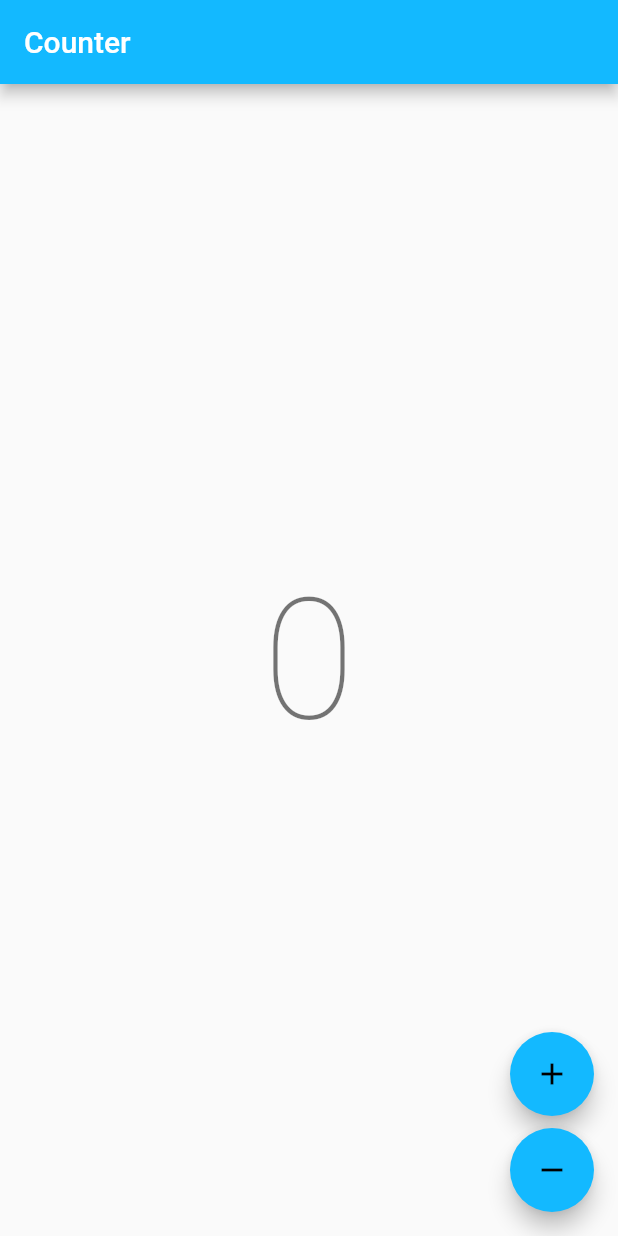
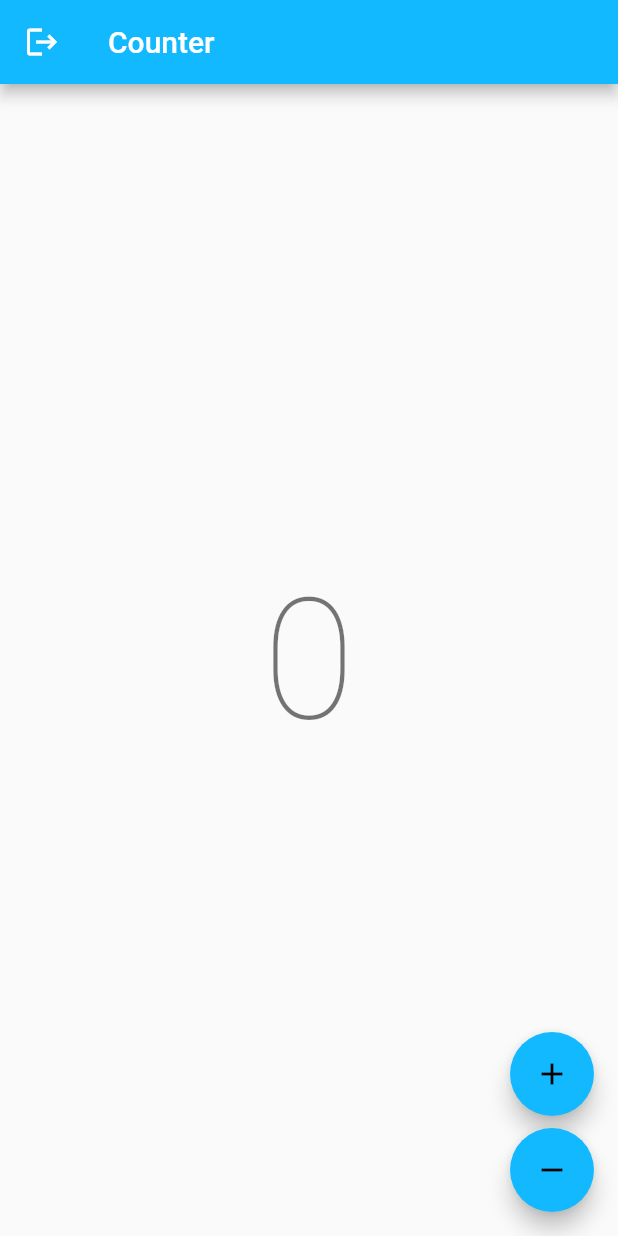
Before and after one commit to yuruyuri16/test_app1, a Flutter app: the screen it shows after launch, after a tap on "Log in", on a phone screen of 412 x 824 dp. Run offline on Flutter 3.47's test engine with Material 2 defaults, Android fonts, the phone set to English and light mode, and no system bars; our stand-ins replace bloc, equatable, flutter_bloc, go_router; generated files the repository leaves out were written again.

Commit message:
added logout

```diff
--- a/lib/app/routes/routes.dart
+++ b/lib/app/routes/routes.dart
@@ -16,7 +16,9 @@ GoRouter router(AuthCubit cubit) {
 
       return null;
     },
-    refreshListenable: GoRouterRefreshStream(cubit.stream),
+    refreshListenable: GoRouterRefreshStream(
+      cubit.stream.map((event) => event.status).distinct(),
+    ),
     routes: <GoRoute>[
       GoRoute(path: '/', builder: (_, __) => const CounterPage()),
       GoRoute(path: '/login', builder: (_, __) => const LoginPage()),
--- a/lib/counter/view/counter_page.dart
+++ b/lib/counter/view/counter_page.dart
@@ -7,6 +7,7 @@
 
 import 'package:flutter/material.dart';
 import 'package:flutter_bloc/flutter_bloc.dart';
+import 'package:test_app/app/app.dart';
 import 'package:test_app/counter/counter.dart';
 import 'package:test_app/l10n/l10n.dart';
 
@@ -29,7 +30,13 @@ class CounterView extends StatelessWidget {
   Widget build(BuildContext context) {
     final l10n = context.l10n;
     return Scaffold(
-      appBar: AppBar(title: Text(l10n.counterAppBarTitle)),
+      appBar: AppBar(
+        leading: IconButton(
+          onPressed: () => context.read<AuthCubit>().logOut(),
+          icon: const Icon(Icons.logout),
+        ),
+        title: Text(l10n.counterAppBarTitle),
+      ),
       body: const Center(child: CounterText()),
       floatingActionButton: Column(
         mainAxisAlignment: MainAxisAlignment.end,
--- a/lib/register/view/register_page.dart
+++ b/lib/register/view/register_page.dart
@@ -18,7 +18,8 @@ class RegisterView extends StatelessWidget {
       appBar: AppBar(title: const Text('Register')),
       body: Column(
         children: const <Widget>[
-          Text('Save this file and it will take you to the login page'),
+          Text(
+              'Save this file or any other file and it will take you to the login page'),
         ],
       ),
     );
```
